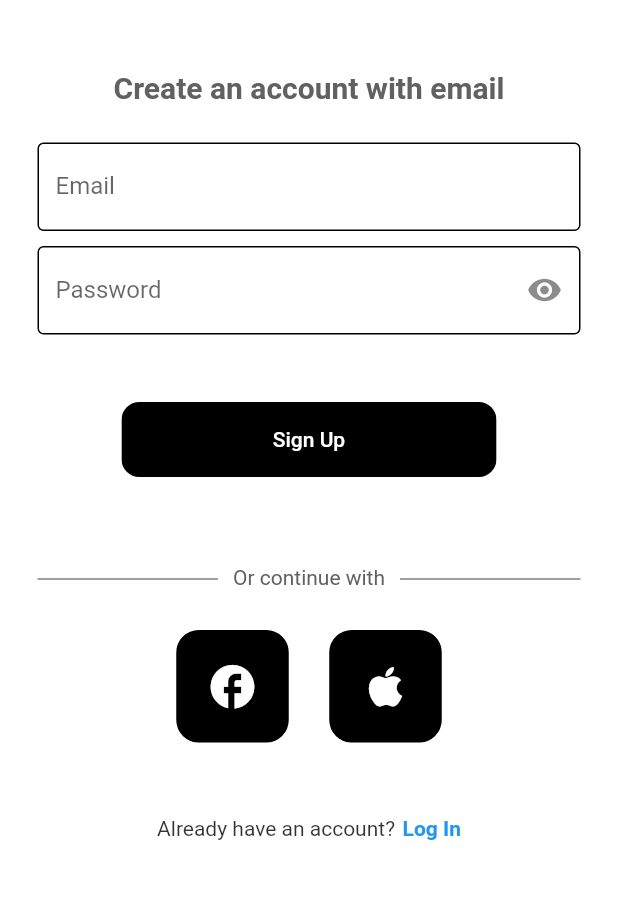
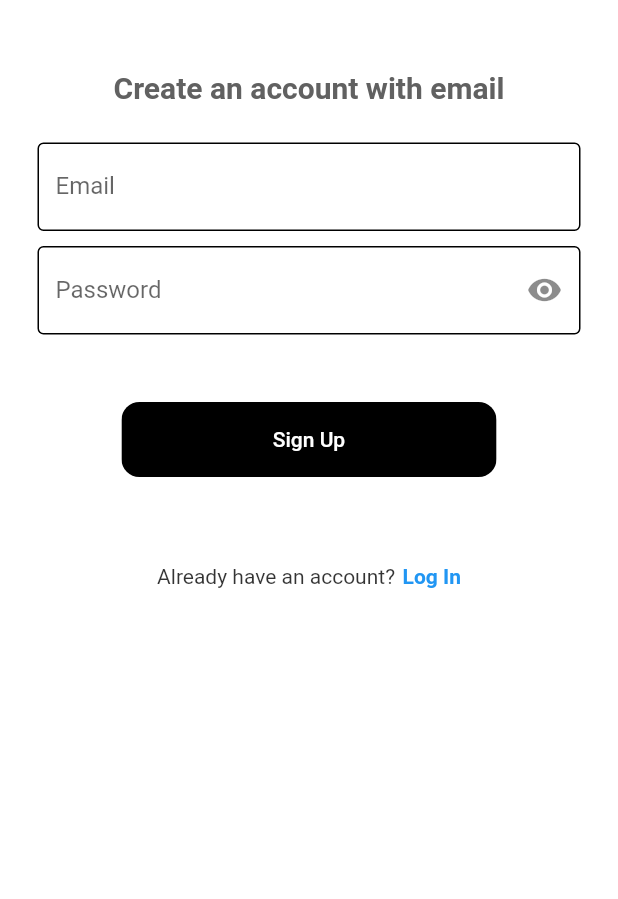
Before and after one commit to HVlad1/ecommerce_flutter, a Flutter app: the screen it shows after launch, after a tap on "Log In", after a tap on "Register now", on a phone screen of 412 x 824 dp, the part 165-1064 px from its top. Run offline on Flutter 3.47's test engine with Material 2 defaults, Android fonts, the phone set to English and light mode, and no system bars; our stand-ins replace bloc, carousel_slider, cloud_firestore, email_validator, equatable, firebase_auth and 4 more; accounts and stored records are empty; generated files the repository leaves out were written again; network calls fail; Roboto replaces fonts that are missing (SanFrancisco).

Commit message:
Cleans code from Login and Register pages

```diff
--- a/lib/components/square_icon.dart
+++ /dev/null
@@ -1,23 +0,0 @@
-import 'package:ecommerce_flutter/colors.dart';
-import 'package:flutter/material.dart';
-
-class SquareIcon extends StatelessWidget {
-  final IconData icon;
-  const SquareIcon({super.key, required this.icon});
-
-  @override
-  Widget build(BuildContext context) {
-    return Container(
-      padding: const EdgeInsets.all(20),
-      decoration: BoxDecoration(
-          border: Border.all(color: CustomColors.secondary),
-          borderRadius: BorderRadius.circular(16),
-          color: Colors.black),
-      child: Icon(
-        icon,
-        size: 35,
-        color: Colors.white,
-      ),
-    );
-  }
-}
--- a/lib/screens/login_screen/reset_password_screen.dart
+++ b/lib/screens/login_screen/reset_password_screen.dart
@@ -1,3 +1,5 @@
+import 'dart:ui';
+
 import 'package:ecommerce_flutter/blocs/wishlist/auth/bloc/auth_bloc.dart';
 import 'package:flutter/cupertino.dart';
 import 'package:flutter/material.dart';
@@ -11,7 +13,9 @@ import 'email_and_password_controller.dart';
 void resetPasswordScreen(BuildContext context) {
   showModalBottomSheet(
       context: context,
-      builder: (context) => SingleChildScrollView(
+      builder: (context) => BackdropFilter(
+        filter: ImageFilter.blur(sigmaX: 15, sigmaY: 15),
+        child: SingleChildScrollView(
               child: Container(
                 padding: EdgeInsets.only(
                     bottom: MediaQuery.of(context).viewInsets.bottom),
@@ -116,5 +120,6 @@ void resetPasswordScreen(BuildContext context) {
                   ],
                 ),
               ),
+            ),
       ));
 }
--- a/lib/screens/register_screen/register_screen.dart
+++ b/lib/screens/register_screen/register_screen.dart
@@ -1,5 +1,4 @@
 import 'package:ecommerce_flutter/blocs/wishlist/auth/bloc/auth_bloc.dart';
-import 'package:ecommerce_flutter/components/square_icon.dart';
 import 'package:ecommerce_flutter/screens/login_screen/email_and_password_controller.dart';
 import 'package:ecommerce_flutter/screens/register_screen/password_text_field_register.dart';
 import 'package:ecommerce_flutter/screens/screens.dart';
@@ -9,7 +8,6 @@ import 'package:flutter/material.dart';
 import 'package:flutter_bloc/flutter_bloc.dart';
 import '../../colors.dart';
 import '../../components/button_login_register.dart';
-import '../../components/logIn_register_divider.dart';
 import '../../components/logIn_register_header.dart';
 import '../../components/text_field.dart';
 import 'package:flutter_gen/gen_l10n/app_localizations.dart';
@@ -50,7 +48,7 @@ class _RegisterScreenState extends State<RegisterScreen> {
                 const SizedBox(
                   height: Spacings.heightSizedBoxLogIn10,
                 ),
-               const PasswordTextFieldRegister(),
+                const PasswordTextFieldRegister(),
                 const SizedBox(
                   height: Spacings.heightSizedBoxLogIn10,
                 ),
@@ -64,23 +62,6 @@ class _RegisterScreenState extends State<RegisterScreen> {
                       name: AppLocalizations.of(context)!.signUp,
                     );
                   },
-                ),
-                const SizedBox(
-                  height: Spacings.heightSizedBoxLogIn50,
-                ),
-                const DividerRow(),
-                const SizedBox(
-                  height: Spacings.heightSizedBoxLogIn25,
-                ),
-                Row(
-                  mainAxisAlignment: MainAxisAlignment.center,
-                  children: const [
-                    SquareIcon(icon: Icons.facebook),
-                    SizedBox(
-                      width: Spacings.widthSizedBoxLogIn25,
-                    ),
-                    SquareIcon(icon: Icons.apple)
-                  ],
                 ),
                 const SizedBox(
                   height: Spacings.heightSizedBoxLogIn50,
```
Also changed, not shown: 4 other files. Lines whose indentation alone changed are shown as unchanged.
